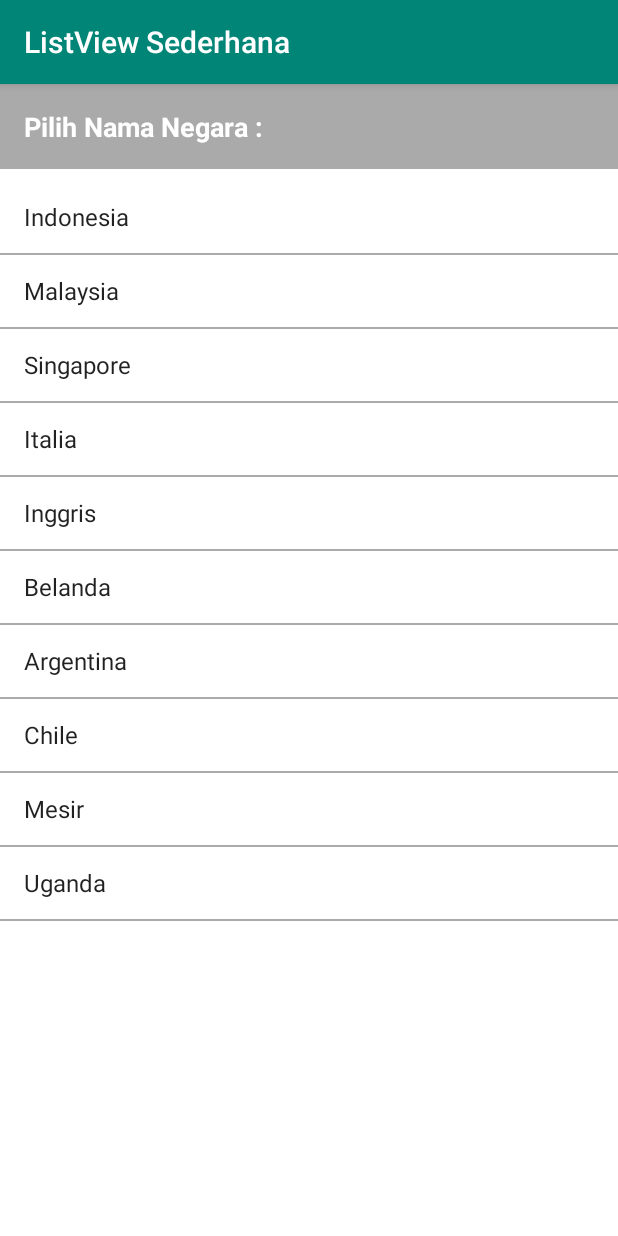
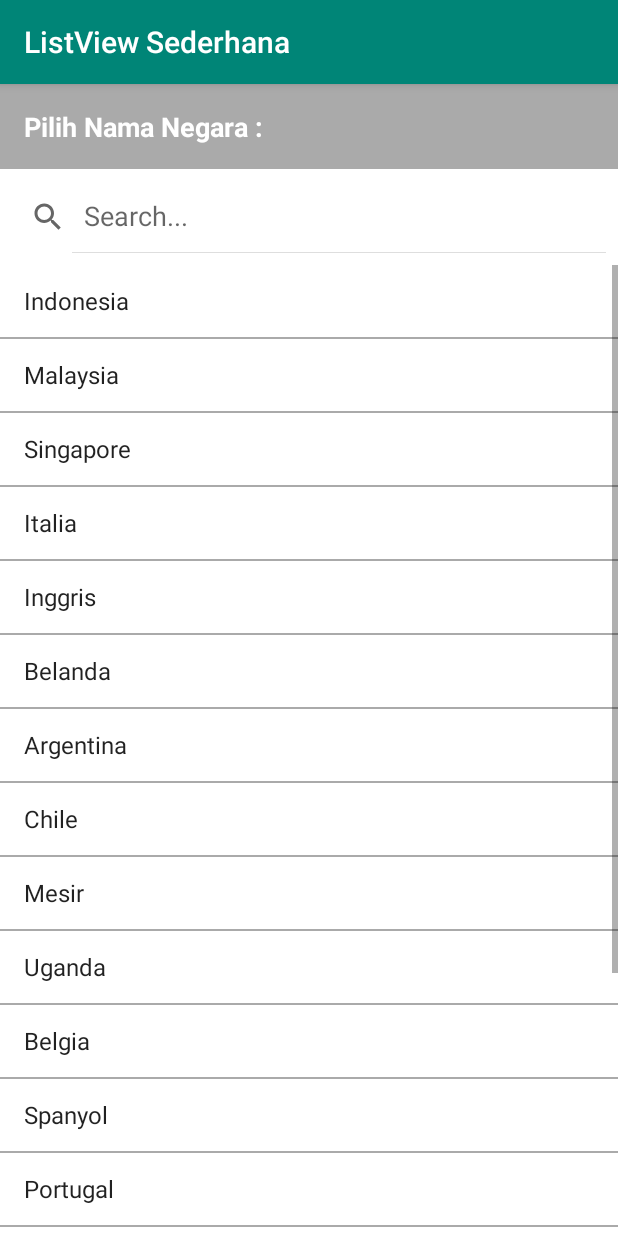
Before and after one commit to ZephyrInMyMind1/TaAndroid, an Android app: the ListActivity screen opened directly, with no data from a screen before it, on a phone screen of 412 x 824 dp. Run offline under Robolectric (Android 15) with nearby library versions, the phone set to English and light mode, and no system bars.

Commit message:
penambahan dan perbaikan fitur, design list dan gps

```diff
--- a/app/src/main/java/com/sugiartha/juniorandroid/ListActivity.java
+++ b/app/src/main/java/com/sugiartha/juniorandroid/ListActivity.java
@@ -8,30 +8,34 @@ import android.widget.AdapterView;
 import android.widget.ArrayAdapter;
 import android.widget.ListView;
 import android.widget.Toast;
+import android.widget.SearchView;
 
 public class ListActivity extends AppCompatActivity {
 
-    //mendeklarasikan listview var dan menginisialasi array tipe data string
     private ListView lvItem;
+    private SearchView searchView;
+    private ArrayAdapter<String> adapter; // Declare the adapter as a class-level field
     private String[] namanegara = new String[]{
-            "Indonesia","Malaysia","Singapore" ,
+            "Indonesia", "Malaysia", "Singapore",
             "Italia", "Inggris", "Belanda",
-            "Argentina","Chile",
-            "Mesir", "Uganda"};
+            "Argentina", "Chile",
+            "Mesir", "Uganda", "Belgia", "Spanyol", "Portugal",
+            "Rusia", "Irlandia", "Kanada", "Brazil", "Argentina"
+    };
 
     @Override
     protected void onCreate(Bundle savedInstanceState) {
         super.onCreate(savedInstanceState);
         setContentView(R.layout.activity_list);
 
-        getSupportActionBar().setTitle("ListView Sederhana"); //tampil judul
+        searchView = findViewById(R.id.search_view);
 
-        //Membinding atau memformat data
+        getSupportActionBar().setTitle("ListView Sederhana");
+
         lvItem = (ListView) findViewById(R.id.list_view);
-        ArrayAdapter<String> adapter = new ArrayAdapter<String>(ListActivity.this,
+        adapter = new ArrayAdapter<String>(ListActivity.this,
                 android.R.layout.simple_list_item_1, android.R.id.text1, namanegara);
 
-        //menset data di dalam listview
         lvItem.setAdapter(adapter);
 
         lvItem.setOnItemClickListener(new AdapterView.OnItemClickListener() {
@@ -39,7 +43,24 @@ public class ListActivity extends AppCompatActivity {
             public void onItemClick(AdapterView<?> parent, View view,
                                     int position, long id) {
                 Toast.makeText(ListActivity.this,
-                        "Memilih : "+namanegara[position], Toast.LENGTH_LONG).show();
+                        "Memilih : " + namanegara[position], Toast.LENGTH_LONG).show();
+            }
+        });
+
+        setupSearchView(); // Call the setupSearchView method
+    }
+
+    private void setupSearchView() {
+        searchView.setOnQueryTextListener(new SearchView.OnQueryTextListener() {
+            @Override
+            public boolean onQueryTextSubmit(String query) {
+                return false;
+            }
+
+            @Override
+            public boolean onQueryTextChange(String newText) {
+                adapter.getFilter().filter(newText);
+                return true;
             }
         });
     }
--- a/app/src/main/res/layout/activity_list.xml
+++ b/app/src/main/res/layout/activity_list.xml
@@ -7,13 +7,22 @@
     android:background="@android:color/white"
     tools:context=".ListActivity">
 
+    <SearchView
+        android:id="@+id/search_view"
+        android:layout_width="match_parent"
+        android:layout_height="wrap_content"
+        android:queryHint="Search..."
+        android:iconifiedByDefault="false"
+        android:layout_marginTop="8dp"
+        android:layout_below="@id/textView" />
+
     <ListView
         android:id="@+id/list_view"
         android:layout_width="match_parent"
         android:layout_height="match_parent"
         android:divider="@android:color/darker_gray"
         android:dividerHeight="1dp"
-        android:layout_below="@id/textView"
+        android:layout_below="@id/search_view"
         android:layout_marginTop="8dp" />
 
     <TextView
```
Also changed, not shown: app/src/main/java/com/sugiartha/juniorandroid/GPS.java (+28 -16 lines).
